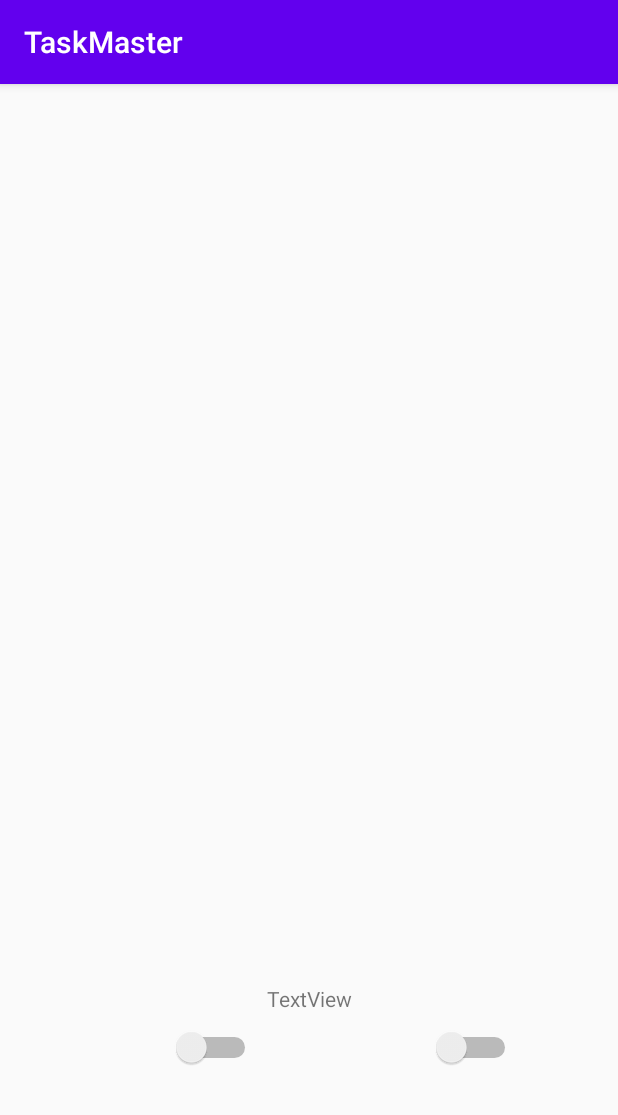
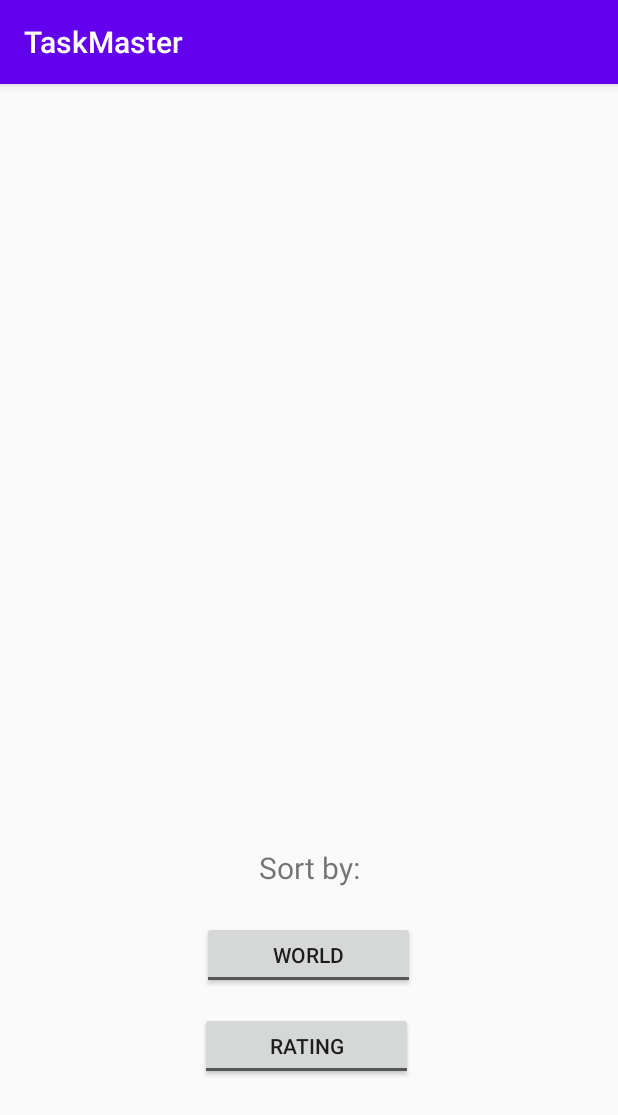
Before and after one commit to Z3phy3r/TaskMaster, an Android app: the submissions screen opened directly, with no data from a screen before it, on a phone screen of 412 x 824 dp. Shown: the top 1115 px of the screen. Run offline under Robolectric (Android 15) with nearby library versions, the phone set to English and light mode, and no system bars; our stand-ins replace Firebase (no records; nobody signed in at launch, a user with empty details on screens opened directly); 1 statement that could not run was skipped.

Commit message:
Submissions sorting

```diff
--- a/dev/app/src/main/java/nl/builders/taskmaster/MainActivity.kt
+++ b/dev/app/src/main/java/nl/builders/taskmaster/MainActivity.kt
@@ -37,6 +37,8 @@ class MainActivity : AppCompatActivity() {
 
     fun goClicked(view: View) {
         // Check if we can log in the user
+
+
         mAuth.signInWithEmailAndPassword(mailText?.text.toString(), passwordText?.text.toString())
             .addOnCompleteListener(this) { task ->
                 if (task.isSuccessful) {
--- a/dev/app/src/main/java/nl/builders/taskmaster/SubmissionScreenAdapter.kt
+++ b/dev/app/src/main/java/nl/builders/taskmaster/SubmissionScreenAdapter.kt
@@ -9,15 +9,11 @@ import android.view.View
 import android.view.ViewGroup
 import androidx.recyclerview.widget.RecyclerView
 import com.example.taksmasterapp.Tasks
-import com.example.taksmasterapp.user
 import com.google.firebase.database.*
 import com.google.firebase.storage.FirebaseStorage
 import com.google.firebase.storage.StorageReference
-import kotlinx.android.synthetic.main.task_screen_adapter.view.*
 import kotlinx.android.synthetic.main.user_task_submission.view.*
 import kotlinx.android.synthetic.main.user_task_submission.view.titleTextView
-import java.nio.file.Files.size
-import kotlin.math.log
 
 class SubmissionScreenAdapter(
     var mContext:Context,
@@ -31,6 +27,8 @@ class SubmissionScreenAdapter(
         Log.e("submissions log", submissions.toString())
         return SubmissionViewHolder(view)
     }
+
+
 
     override fun getItemCount(): Int {
         return submissions.size
--- a/dev/app/src/main/res/layout/submissions_screen.xml
+++ b/dev/app/src/main/res/layout/submissions_screen.xml
@@ -8,48 +8,51 @@
     <androidx.recyclerview.widget.RecyclerView
 
         android:id="@+id/submissionsRecyclerView"
-        android:layout_width="403dp"
-        android:layout_height="577dp"
+        android:layout_width="406dp"
+        android:layout_height="501dp"
         android:layout_marginTop="5dp"
         app:layout_constraintEnd_toEndOf="parent"
+        app:layout_constraintHorizontal_bias="0.5"
         app:layout_constraintStart_toStartOf="parent"
         app:layout_constraintTop_toTopOf="parent">
 
     </androidx.recyclerview.widget.RecyclerView>
 
-    <Switch
-        android:id="@+id/switch2"
-        android:layout_width="109dp"
-        android:layout_height="39dp"
-        android:layout_marginTop="40dp"
-        android:switchMinWidth="60dp"
-        android:textOff="Rating"
-        android:textOn="Latest"
-        app:layout_constraintEnd_toEndOf="parent"
-        app:layout_constraintHorizontal_bias="0.5"
-        app:layout_constraintStart_toEndOf="@+id/switch1"
-        app:layout_constraintTop_toBottomOf="@+id/submissionsRecyclerView" />
-
-    <Switch
-        android:id="@+id/switch1"
-        android:layout_width="109dp"
-        android:layout_height="39dp"
-        android:layout_marginTop="40dp"
-        android:switchMinWidth="60dp"
+    <ToggleButton
+        android:id="@+id/toggleButtonFriends"
+        android:layout_width="142dp"
+        android:layout_height="45dp"
+        android:layout_marginTop="22dp"
+        android:text="ToggleButton"
         android:textOff="World"
         android:textOn="Friends"
-        app:layout_constraintEnd_toStartOf="@+id/switch2"
-        app:layout_constraintHorizontal_bias="0.5"
+        android:onClick="worldButtonClicked"
+        app:layout_constraintEnd_toEndOf="parent"
+        app:layout_constraintHorizontal_bias="0.498"
         app:layout_constraintStart_toStartOf="parent"
-        app:layout_constraintTop_toBottomOf="@+id/submissionsRecyclerView" />
+        app:layout_constraintTop_toBottomOf="@+id/textView10" />
+
+    <ToggleButton
+        android:id="@+id/toggleButtonRating"
+        android:layout_width="142dp"
+        android:layout_height="45dp"
+        android:layout_marginTop="15dp"
+        android:textOff="Rating"
+        android:textOn="Date"
+        android:text="ToggleButton"
+        android:onClick="ratingButtonClicked"
+        app:layout_constraintEnd_toEndOf="parent"
+        app:layout_constraintHorizontal_bias="0.494"
+        app:layout_constraintStart_toStartOf="parent"
+        app:layout_constraintTop_toBottomOf="@+id/toggleButtonFriends" />
 
     <TextView
-        android:id="@+id/textView4"
+        android:id="@+id/textView10"
         android:layout_width="wrap_content"
         android:layout_height="wrap_content"
-        android:layout_marginTop="13dp"
-        android:text="TextView"
-        app:layout_constraintBottom_toTopOf="@+id/switch1"
+        android:layout_marginTop="2dp"
+        android:text="Sort by:"
+        android:textSize="20dp"
         app:layout_constraintEnd_toEndOf="parent"
         app:layout_constraintHorizontal_bias="0.5"
         app:layout_constraintStart_toStartOf="parent"
```
Also changed, not shown: dev/app/src/main/java/nl/builders/taskmaster/submissions.kt (+33 -13 lines).
